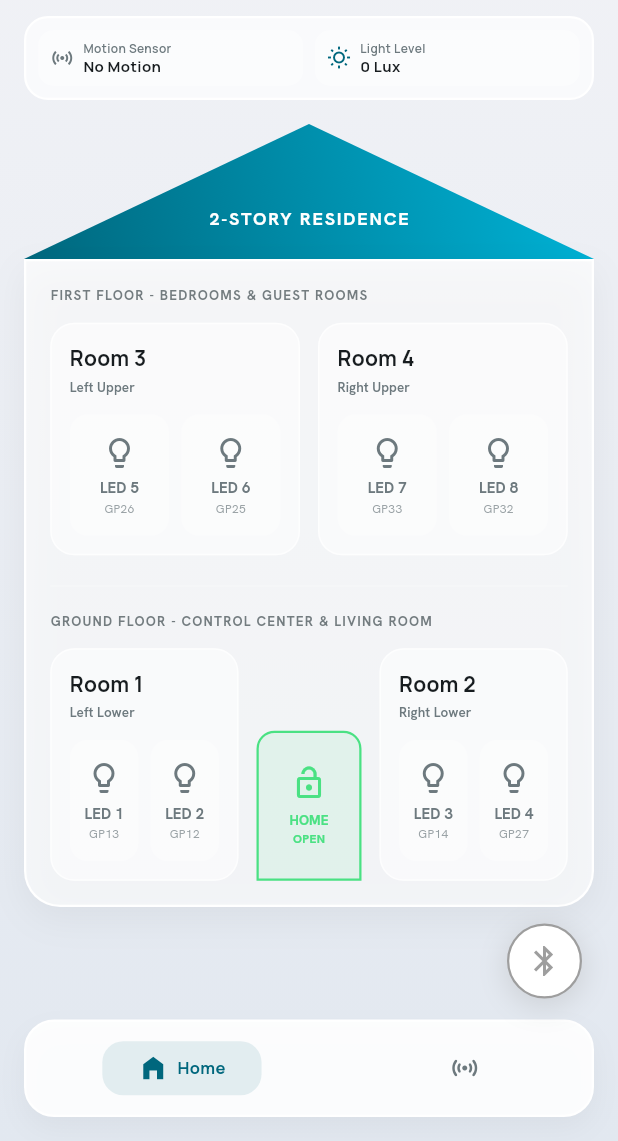
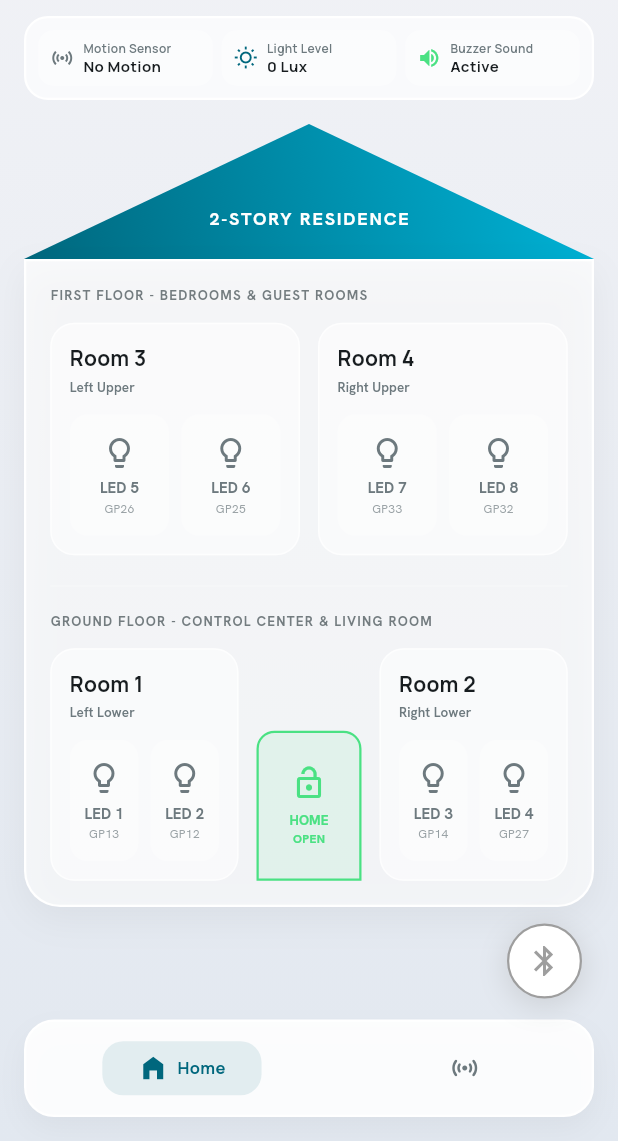
Before and after one commit to AbdellahElHilaly/IOT-esp32-flutter-app-mobile-controller-, a Flutter app: the screen it shows after launch, on a phone screen of 412 x 824 dp, the part 95-1236 px from its top. Run offline on Flutter 3.47's test engine with Material 3 defaults, Android fonts, the light colour scheme and no system bars; our stand-ins replace flutter_bluetooth_serial, google_fonts, permission_handler.

Commit message:
Add Buzzer Sound toggle tile inside telemetry container on both pages

```diff
--- a/app mobile/lib/screens/home_screen.dart
+++ b/app mobile/lib/screens/home_screen.dart
@@ -27,6 +27,7 @@ class _HomeScreenState extends State<HomeScreen> with TickerProviderStateMixin {
   int _lightOnDuration = 10;
   int _ldrDarkThreshold = 800;
   int _ldrSemiThreshold = 2000;
+  bool _buzzerSoundEnabled = true;
 
   BluetoothConnection? _connection;
   bool _isConnected = false;
@@ -187,6 +188,7 @@ class _HomeScreenState extends State<HomeScreen> with TickerProviderStateMixin {
       int duration = _lightOnDuration;
       int dark = _ldrDarkThreshold;
       int semi = _ldrSemiThreshold;
+      bool buzzer = _buzzerSoundEnabled;
       for (var part in parts) {
         List<String> kv = part.split('=');
         if (kv.length == 2) {
@@ -204,6 +206,8 @@ class _HomeScreenState extends State<HomeScreen> with TickerProviderStateMixin {
             dark = int.tryParse(val) ?? dark;
           } else if (key == 'TS') {
             semi = int.tryParse(val) ?? semi;
+          } else if (key == 'B') {
+            buzzer = val == '1';
           }
         }
       }
@@ -214,6 +218,7 @@ class _HomeScreenState extends State<HomeScreen> with TickerProviderStateMixin {
         _lightOnDuration = duration;
         _ldrDarkThreshold = dark;
         _ldrSemiThreshold = semi;
+        _buzzerSoundEnabled = buzzer;
       });
     } catch (_) {}
   }
@@ -1250,6 +1255,13 @@ class _HomeScreenState extends State<HomeScreen> with TickerProviderStateMixin {
     );
   }
 
+  void _toggleBuzzerSound() {
+    setState(() {
+      _buzzerSoundEnabled = !_buzzerSoundEnabled;
+    });
+    _sendCommand('B:${_buzzerSoundEnabled ? 1 : 0}');
+  }
+
   Widget _buildSystemOverview(TextTheme textTheme) {
     return Container(
       padding: const EdgeInsets.all(8),
@@ -1271,13 +1283,25 @@ class _HomeScreenState extends State<HomeScreen> with TickerProviderStateMixin {
               _isMotionDetected ? const Color(0xFFEF4444) : LuminaTheme.outlineColor,
             ),
           ),
-          const SizedBox(width: 8),
+          const SizedBox(width: 6),
           Expanded(
             child: _buildTelemetryTile(
               Icons.wb_sunny_outlined,
               'Light Level',
               '$_ldrValue Lux',
               LuminaTheme.primaryColor,
+            ),
+          ),
+          const SizedBox(width: 6),
+          Expanded(
+            child: GestureDetector(
+              onTap: _toggleBuzzerSound,
+              child: _buildTelemetryTile(
+                _buzzerSoundEnabled ? Icons.volume_up : Icons.volume_off,
+                'Buzzer Sound',
+                _buzzerSoundEnabled ? 'Active' : 'Muted',
+                _buzzerSoundEnabled ? const Color(0xFF4AE183) : Colors.grey,
+              ),
             ),
           ),
         ],
```
Also changed, not shown: 1 other file.
